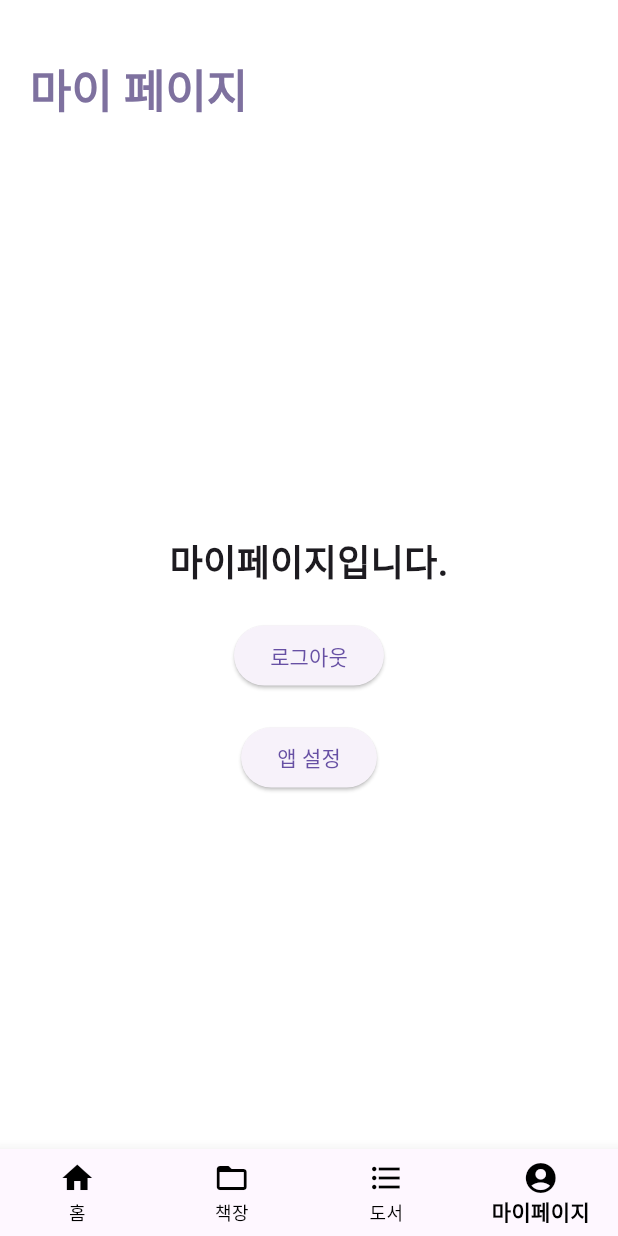
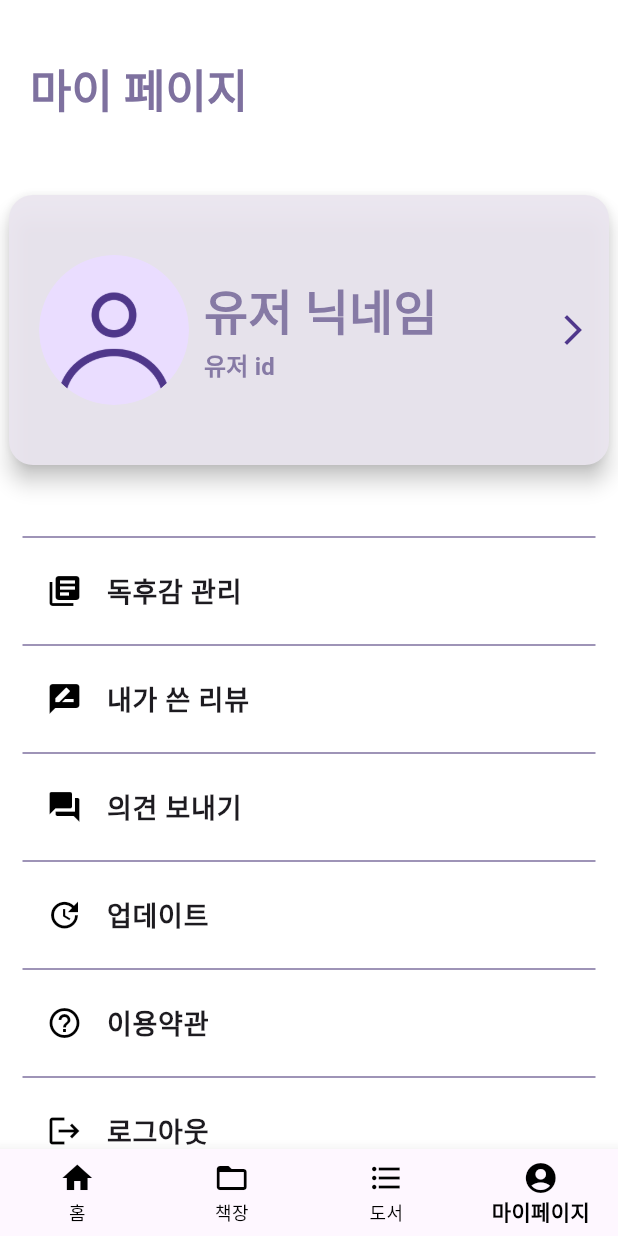
Before and after one commit to Advanced-MobileProgramming/flutter, a Flutter app: the screen it shows after launch, item 4 of the bottom bar chosen, on a phone screen of 412 x 824 dp. Run offline on Flutter 3.47's test engine with Material 3 defaults, Android fonts, the light colour scheme and no system bars.

Commit message:
myPage.dart 수정

```diff
--- a/lib/bookShelf.dart
+++ b/lib/bookShelf.dart
@@ -193,7 +193,7 @@ class _BookshelfPageState extends State<BookshelfPage> {
       },
       child: Container(
         padding: EdgeInsets.symmetric(vertical: 5, horizontal: 20),
-        margin: EdgeInsets.only(right: 15, left: 14),
+        margin: EdgeInsets.only(right: 16, left: 16),
         decoration: BoxDecoration(
           color: _currentTabIndex == index
               ? Color.fromARGB(255, 126, 113, 159)
--- a/lib/logIn.dart
+++ b/lib/logIn.dart
@@ -1,6 +1,7 @@
 import 'package:flutter/material.dart';
 import 'package:soobook/signUp.dart';
 import 'package:soobook/myHome.dart';
+import 'package:soobook/myPage.dart';
 
 class LogIn extends StatefulWidget {
   @override
@@ -45,7 +46,6 @@ class _LogInState extends State<LogIn> {
       }
     }
   }
-
 
   @override
   Widget build(BuildContext context) {
--- a/lib/myPage.dart
+++ b/lib/myPage.dart
@@ -2,6 +2,7 @@ import 'package:flutter/material.dart';
 import 'package:soobook/allBooks.dart';
 import 'package:soobook/bookShelf.dart';
 import 'package:soobook/myHome.dart'; // HomePage가 필요하다면 임포트
+import 'package:soobook/login.dart'; // 로그인 페이지 임포트
 
 class MyPage extends StatefulWidget {
   @override
@@ -11,35 +12,28 @@ class MyPage extends StatefulWidget {
 class _MyPageState extends State<MyPage> {
   int _selectedIndex = 3;
 
-  // 탭을 눌렀을 때 페이지 변경
   void _onItemTapped(int index) {
     setState(() {
       _selectedIndex = index;
     });
 
     if (index == 0) {
-      // 홈 탭 클릭 시 MyHomePage로 이동
       Navigator.pushReplacement(
         context,
         MaterialPageRoute(
-            builder: (context) => HomePage(
-                  username: 'username',
-                )), // 실제 HomePage 위젯을 임포트한 후 수정
+            builder: (context) => HomePage(username: 'username')), // 수정 필요
       );
     } else if (index == 1) {
-      // 책장 탭 클릭 시 BookshelfPage로 이동
       Navigator.pushReplacement(
         context,
         MaterialPageRoute(builder: (context) => BookshelfPage()),
       );
     } else if (index == 2) {
-      // 도서 탭 클릭 시 AllBooksPage로 이동
       Navigator.pushReplacement(
         context,
         MaterialPageRoute(builder: (context) => AllBooksPage()),
       );
     } else if (index == 3) {
-      // 마이페이지 탭 클릭 시 MyPage로 이동
       Navigator.pushReplacement(
         context,
         MaterialPageRoute(builder: (context) => MyPage()),
@@ -57,44 +51,162 @@ class _MyPageState extends State<MyPage> {
                 fontWeight: FontWeight.bold,
                 color: Color.fromARGB(255, 126, 113, 159))),
         backgroundColor: Colors.white,
-        automaticallyImplyLeading: false, // 뒤로 가기 버튼 비활성화
-        toolbarHeight: 120.0, // AppBar 높이를 조정하여 더 많은 패딩 추가
-        titleSpacing: 20.0, // 타이틀과 왼쪽 모서리 사이의 간격을 늘림
+        automaticallyImplyLeading: false,
+        toolbarHeight: 120.0,
+        titleSpacing: 20.0,
       ),
       body: Container(
-        color: Colors.white, // 배경색 흰색으로 설정
-        child: Center(
+        color: Colors.white,
         child: Column(
+          children: [
+            // 프로필 사진이 포함된 FloatingActionButton
+            Padding(
+              padding: const EdgeInsets.only(top: 10.0, bottom: 20.0),
+              child: SizedBox(
+                width: 400, // 원하는 너비
+                height: 180, // 원하는 높이
+                child: FloatingActionButton(
+                  onPressed: () {
+                    ScaffoldMessenger.of(context).showSnackBar(
+                      SnackBar(content: Text('프로필 수정 페이지로 이동')),
+                    );
+                  },
+                  child: Row(
                     mainAxisAlignment: MainAxisAlignment.center,
                     children: [
+                      SizedBox(width: 20),
+                      // 프로필 사진
+                      CircleAvatar(
+                        radius: 50, // 이미지 크기
+                        backgroundImage: AssetImage('image/DefaultProfile.png'),
+                        backgroundColor: Colors.transparent, // 배경색 제거
+                      ),
+                      SizedBox(width: 10), // 프로필 사진과 텍스트 사이의 간격
+                      // 유저 닉네임과 유저 ID를 포함한 Column
+                      Column(
+                        crossAxisAlignment: CrossAxisAlignment.start,
+                        mainAxisAlignment: MainAxisAlignment.center, // 중앙 정렬
+                        children: [
+                          // 유저 닉네임
                           Text(
-                '마이페이지입니다.', // 마이페이지 메시지
-                style: TextStyle(fontSize: 24, fontWeight: FontWeight.bold),
+                            '유저 닉네임', // 여기에 실제 유저 닉네임을 넣으세요
+                            style: TextStyle(
+                              fontSize: 32,
+                              fontWeight: FontWeight.bold,
+                              color:
+                                  Color.fromARGB(235, 126, 113, 159), // 닉네임 색상
                             ),
-              SizedBox(height: 20),
-              ElevatedButton(
-                onPressed: () {
-                  // 로그아웃 기능 추가 (예시)
-                  // 예를 들어, 로그인 페이지로 이동하거나 세션 종료 처리
-                  ScaffoldMessenger.of(context).showSnackBar(
-                    SnackBar(content: Text('로그아웃 처리')),
-                  );
-                },
-                child: Text('로그아웃'),
                           ),
-              SizedBox(height: 20),
-              ElevatedButton(
-                onPressed: () {
-                  // 앱 설정 페이지로 이동할 수 있는 예시
-                  // 예: SettingsPage로 이동
-                  ScaffoldMessenger.of(context).showSnackBar(
-                    SnackBar(content: Text('설정 페이지로 이동')),
-                  );
-                },
-                child: Text('앱 설정'),
+                          // 유저 ID
+                          Text(
+                            '유저 id', // 여기에 실제 유저 id를 넣으세요
+                            style: TextStyle(
+                              fontSize: 16,
+                              fontWeight: FontWeight.bold,
+                              color:
+                                  Color.fromARGB(235, 126, 113, 159), // ID 색상
+                            ),
                           ),
                         ],
                       ),
+                      Spacer(), // 화살표 아이콘을 오른쪽 끝으로 배치하기 위해 사용
+                      IconButton(
+                        icon: Icon(Icons.arrow_forward_ios),
+                        onPressed: () {
+                          ScaffoldMessenger.of(context).showSnackBar(
+                            SnackBar(content: Text('화살표 버튼 클릭됨')),
+                          );
+                        },
+                      ),
+                    ],
+                  ),
+                  backgroundColor:
+                      Color.fromARGB(235, 234, 229, 239), // FAB 배경색
+                ),
+              ),
+            ),
+            Expanded(
+              child: ListView(
+                padding: EdgeInsets.symmetric(vertical: 20.0, horizontal: 15.0),
+                children: [
+                  Divider(color: Color.fromARGB(255, 126, 113, 159)),
+                  ListTile(
+                    leading: Icon(Icons.library_books, color: Colors.black),
+                    title: Text('독후감 관리',
+                        style: TextStyle(
+                            fontSize: 18, fontWeight: FontWeight.bold)),
+                    onTap: () {
+                      ScaffoldMessenger.of(context).showSnackBar(
+                        SnackBar(content: Text('독후감 페이지로 이동')),
+                      );
+                    },
+                  ),
+                  Divider(color: Color.fromARGB(255, 126, 113, 159)),
+                  ListTile(
+                    leading: Icon(Icons.rate_review, color: Colors.black),
+                    title: Text('내가 쓴 리뷰',
+                        style: TextStyle(
+                            fontSize: 18, fontWeight: FontWeight.bold)),
+                    onTap: () {
+                      ScaffoldMessenger.of(context).showSnackBar(
+                        SnackBar(content: Text('리뷰 페이지로 이동')),
+                      );
+                    },
+                  ),
+                  Divider(color: Color.fromARGB(255, 126, 113, 159)),
+                  ListTile(
+                    leading: Icon(Icons.question_answer, color: Colors.black),
+                    title: Text('의견 보내기',
+                        style: TextStyle(
+                            fontSize: 18, fontWeight: FontWeight.bold)),
+                    onTap: () {
+                      ScaffoldMessenger.of(context).showSnackBar(
+                        SnackBar(content: Text('의견 보내기 페이지로 이동')),
+                      );
+                    },
+                  ),
+                  Divider(color: Color.fromARGB(255, 126, 113, 159)),
+                  ListTile(
+                    leading: Icon(Icons.update, color: Colors.black),
+                    title: Text('업데이트',
+                        style: TextStyle(
+                            fontSize: 18, fontWeight: FontWeight.bold)),
+                    onTap: () {
+                      ScaffoldMessenger.of(context).showSnackBar(
+                        SnackBar(content: Text('업데이트 페이지로 이동')),
+                      );
+                    },
+                  ),
+                  Divider(color: Color.fromARGB(255, 126, 113, 159)),
+                  ListTile(
+                    leading: Icon(Icons.help_outline, color: Colors.black),
+                    title: Text('이용약관',
+                        style: TextStyle(
+                            fontSize: 18, fontWeight: FontWeight.bold)),
+                    onTap: () {
+                      ScaffoldMessenger.of(context).showSnackBar(
+                        SnackBar(content: Text('이용약관 페이지로 이동')),
+                      );
+                    },
+                  ),
+                  Divider(color: Color.fromARGB(255, 126, 113, 159)),
+                  ListTile(
+                    leading: Icon(Icons.logout, color: Colors.black),
+                    title: Text('로그아웃',
+                        style: TextStyle(
+                            fontSize: 18, fontWeight: FontWeight.bold)),
+                    onTap: () {
+                      Navigator.pushReplacement(
+                        context,
+                        MaterialPageRoute(builder: (context) => LogIn()),
+                      );
+                    },
+                  ),
+                  Divider(color: Color.fromARGB(255, 126, 113, 159)),
+                ],
+              ),
+            ),
+          ],
         ),
       ),
       bottomNavigationBar: BottomNavigationBar(
```
Also changed, not shown: image/DefaultProfile.png (added). Lines whose indentation alone changed are shown as unchanged.
